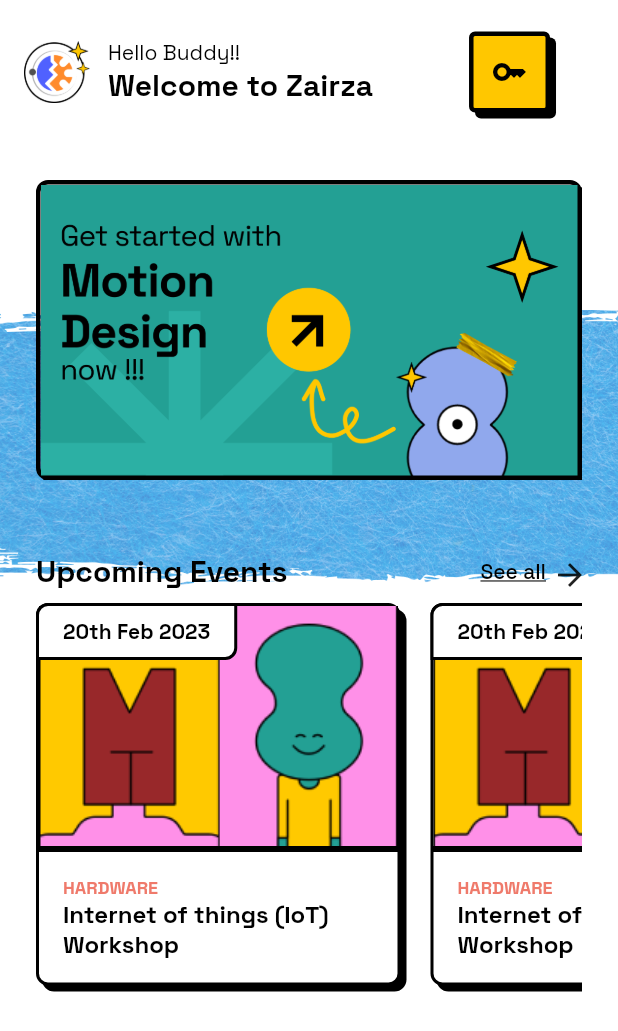
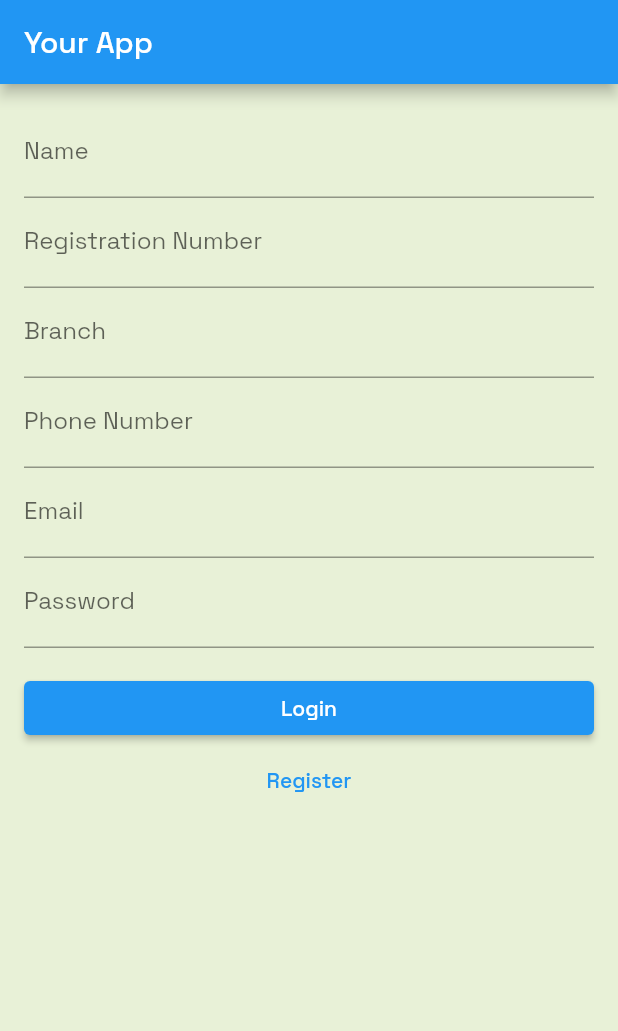
Before and after one commit to Zairza-App/zairza-app, a Flutter app: the screen it shows after launch, on a phone screen of 412 x 824 dp. Shown: the top 1031 px of the screen. Run offline on Flutter 3.47's test engine with Material 2 defaults, Android fonts, the phone set to English and light mode, and no system bars; drawn by our look-alikes of carousel_slider; our stand-ins replace google_fonts, shared_preferences.

Commit message:
add: authscreen and auth service

```diff
--- a/lib/common/widgets/carousel.dart
+++ b/lib/common/widgets/carousel.dart
@@ -15,8 +15,8 @@ class CarouselImage extends StatelessWidget {
         items: GlobalVariables.carouselImages.map((i) {
           return Builder(
               builder: (BuildContext context) => Container(
-                    width: 382,
-                    height: 200,
+                    width: 300,
+                    height: 144,
                     decoration: BoxDecoration(
                       border: Border.all(width: 3),
                       borderRadius: BorderRadius.circular(8),
@@ -33,7 +33,7 @@ class CarouselImage extends StatelessWidget {
                         child: Image.asset(
                           i,
                           fit: BoxFit.cover,
-                          height: 256,
+                          height: 144,
                           width: 356,
                         ),
                       ),
@@ -41,7 +41,7 @@ class CarouselImage extends StatelessWidget {
                   ));
         }).toList(),
         options: CarouselOptions(
-          viewportFraction: 1,
+          viewportFraction: 0.75,
           height: 200,
           autoPlay: true,
           enlargeCenterPage: true,
--- /dev/null
+++ b/lib/features/auth_screen.dart
@@ -0,0 +1,209 @@
+import 'package:flutter/material.dart';
+import 'package:zairza_app/features/auth_service.dart';
+
+class AuthScreen extends StatefulWidget {
+  const AuthScreen({Key? key}) : super(key: key);
+
+  @override
+  _AuthScreenState createState() => _AuthScreenState();
+}
+
+class _AuthScreenState extends State<AuthScreen> {
+  final _formKey = GlobalKey<FormState>();
+  final _authService = AuthService();
+  final _nameController = TextEditingController();
+  final _regNoController = TextEditingController();
+  final _branchController = TextEditingController();
+  final _phoneController = TextEditingController();
+  final _emailController = TextEditingController();
+  final _passwordController = TextEditingController();
+  final _batchController = TextEditingController();
+
+  bool _isLoading = false;
+  bool isLogin = true;
+
+  void _showErrorDialog(String message) {
+    showDialog(
+      context: context,
+      builder: (ctx) => AlertDialog(
+        title: const Text('An Error Occurred!'),
+        content: Text(message),
+        actions: <Widget>[
+          TextButton(
+            child: Text('Okay'),
+            onPressed: () {
+              Navigator.of(ctx).pop();
+            },
+          )
+        ],
+      ),
+    );
+  }
+
+  Future<void> _submitAuthForm(bool isLogin) async {
+    if (!_formKey.currentState!.validate()) {
+      // Invalid!
+      return;
+    }
+    _formKey.currentState!.save();
+
+    setState(() {
+      _isLoading = true;
+    });
+
+    try {
+      if (isLogin) {
+        final success = await _authService.login(
+          email: _emailController.text.trim(),
+          password: _passwordController.text.trim(),
+        );
+        if (success) {
+          Navigator.of(context).pushReplacementNamed('/home');
+        } else {
+          _showErrorDialog('Invalid credentials.');
+        }
+      } else {
+        await _authService.register(
+          name: _nameController.text.trim(),
+          registrationNumber: _regNoController.text.trim(),
+          branch: _branchController.text.trim(),
+          phoneNumber: _phoneController.text.trim(),
+          email: _emailController.text.trim(),
+          password: _passwordController.text.trim(),
+          batch: _batchController.text.trim(),
+        );
+        Navigator.of(context).pushReplacementNamed('/home');
+      }
+    } catch (error) {
+      print(error);
+      _showErrorDialog('Could not authenticate you. Please try again later.');
+    }
+
+    setState(() {
+      _isLoading = false;
+    });
+  }
+
+  @override
+  Widget build(BuildContext context) {
+    return Scaffold(
+      appBar: AppBar(
+        title: Text('Your App'),
+      ),
+      body: Container(
+        padding: const EdgeInsets.all(16),
+        child: Form(
+          key: _formKey,
+          child: ListView(
+            children: [
+              TextFormField(
+                controller: _nameController,
+                decoration: InputDecoration(labelText: 'Name'),
+                textInputAction: TextInputAction.next,
+                validator: (value) {
+                  if (value!.isEmpty) {
+                    return 'Please enter your name.';
+                  }
+                  return null;
+                },
+              ),
+              TextFormField(
+                controller: _regNoController,
+                decoration: InputDecoration(labelText: 'Registration Number'),
+                textInputAction: TextInputAction.next,
+                validator: (value) {
+                  if (value!.isEmpty) {
+                    return 'Please enter your registration number.';
+                  }
+                  return null;
+                },
+              ),
+              TextFormField(
+                controller: _branchController,
+                decoration: InputDecoration(labelText: 'Branch'),
+                textInputAction: TextInputAction.next,
+                validator: (value) {
+                  if (value!.isEmpty) {
+                    return 'Please enter your branch.';
+                  }
+                  return null;
+                },
+              ),
+              TextFormField(
+                controller: _phoneController,
+                decoration: InputDecoration(labelText: 'Phone Number'),
+                textInputAction: TextInputAction.next,
+                keyboardType: TextInputType.phone,
+                validator: (value) {
+                  if (value!.isEmpty) {
+                    return 'Please enter your phone number.';
+                  }
+                  return null;
+                },
+              ),
+              TextFormField(
+                controller: _emailController,
+                decoration: InputDecoration(labelText: 'Email'),
+                textInputAction: TextInputAction.next,
+                keyboardType: TextInputType.emailAddress,
+                validator: (value) {
+                  if (value!.isEmpty) {
+                    return 'Please enter your email address.';
+                  }
+                  if (!value.contains('@')) {
+                    return 'Please enter a valid email address.';
+                  }
+                  return null;
+                },
+              ),
+              TextFormField(
+                controller: _passwordController,
+                decoration: InputDecoration(labelText: 'Password'),
+                obscureText: true,
+                textInputAction:
+                    isLogin ? TextInputAction.done : TextInputAction.next,
+                validator: (value) {
+                  if (value!.isEmpty) {
+                    return 'Please enter a password.';
+                  }
+                  if (value.length < 6) {
+                    return 'Password must be at least 6 characters long.';
+                  }
+                  return null;
+                },
+              ),
+              if (!isLogin) // Show batch field only for registration
+                TextFormField(
+                  controller: _batchController,
+                  decoration: InputDecoration(labelText: 'Batch'),
+                  textInputAction: TextInputAction.done,
+                  keyboardType: TextInputType.number,
+                  validator: (value) {
+                    if (value!.isEmpty) {
+                      return 'Please enter your batch.';
+                    }
+                    return null;
+                  },
+                ),
+              SizedBox(height: 16),
+              if (_isLoading)
+                Center(
+                  child: CircularProgressIndicator(),
+                ),
+              if (!_isLoading)
+                ElevatedButton(
+                  onPressed: () => _submitAuthForm(true),
+                  child: Text('Login'),
+                ),
+              if (!_isLoading)
+                TextButton(
+                  onPressed: () => _submitAuthForm(false),
+                  child: Text('Register'),
+                ),
+            ],
+          ),
+        ),
+      ),
+    );
+  }
+}
--- /dev/null
+++ b/lib/features/auth_service.dart
@@ -0,0 +1,68 @@
+import 'dart:convert';
+import 'package:http/http.dart' as http;
+import 'package:shared_preferences/shared_preferences.dart';
+
+class AuthService {
+  Future<dynamic> register({
+    required String name,
+    required String registrationNumber,
+    required String branch,
+    required String phoneNumber,
+    required String email,
+    required String password,
+    required String batch,
+  }) async {
+    final response = await http.post(
+      Uri.parse('http://127.0.0.1:3000/auth/register'),
+      body: {
+        'name': name,
+        'registration_number': registrationNumber,
+        'branch': branch,
+        'phone_number': phoneNumber,
+        'email': email,
+        'password': password,
+        'batch': batch,
+      },
+    );
+    final responseData = json.decode(response.body);
+    return responseData;
+  }
+
+  Future<dynamic> login({
+    required String email,
+    required String password,
+  }) async {
+    final response = await http.post(
+      Uri.parse('http://127.0.0.1:3000/auth/login'),
+      body: {
+        'email': email,
+        'password': password,
+      },
+    );
+    final responseData = json.decode(response.body);
+    if (response.statusCode == 200) {
+      final token = responseData['token'];
+      final prefs = await SharedPreferences.getInstance();
+      await prefs.setString('token', token);
+      return true;
+    } else {
+      return false;
+    }
+  }
+
+  Future<void> logout() async {
+    final prefs = await SharedPreferences.getInstance();
+    await prefs.remove('token');
+  }
+
+  Future<String?> getToken() async {
+    final prefs = await SharedPreferences.getInstance();
+    final token = prefs.getString('token');
+    return token;
+  }
+
+  Future<bool> isAuthenticated() async {
+    final token = await getToken();
+    return token != null;
+  }
+}
--- a/lib/main.dart
+++ b/lib/main.dart
@@ -1,6 +1,7 @@
 import 'package:flutter/material.dart';
 import 'package:google_fonts/google_fonts.dart';
 import 'package:zairza_app/constants/global_variables.dart';
+import 'package:zairza_app/features/auth_screen.dart';
 import 'package:zairza_app/screens/domain_details.dart';
 import 'package:zairza_app/screens/events.dart';
 import 'package:zairza_app/screens/home_screen.dart';
@@ -21,7 +22,10 @@ class MyApp extends StatelessWidget {
         scaffoldBackgroundColor: GlobalVariables.backgroundColor,
         fontFamily: GoogleFonts.spaceGrotesk().fontFamily,
       ),
-      home: HomeScreen(),
+      routes: {
+        '/home': (context) => HomeScreen(),
+      },
+      home: const AuthScreen(),
     );
   }
 }
--- a/lib/screens/home_screen.dart
+++ b/lib/screens/home_screen.dart
@@ -44,7 +44,8 @@ class HomeScreen extends StatelessWidget {
             SizedBox(width: 64),
             CustomIconButton(),
           ],
-          )),
+        ),
+      ),
       body: SafeArea(
         child: Stack(
           children: <Widget>[
@@ -56,16 +57,16 @@ class HomeScreen extends StatelessWidget {
                 ),
               ),
             ),
-            Padding(
-              padding: const EdgeInsets.symmetric(horizontal: 24.0),
-              child: Column(
+            Column(
               children: [
                 Padding(
                   padding: const EdgeInsets.symmetric(vertical: 24.0),
                   child: CarouselImage(),
                 ),
                 SizedBox(height: 24),
-                  Container(
+                Padding(
+                  padding: const EdgeInsets.symmetric(horizontal: 24.0),
+                  child: Container(
                     child: Row(
                       mainAxisAlignment: MainAxisAlignment.spaceBetween,
                       children: [
@@ -115,6 +116,7 @@ class HomeScreen extends StatelessWidget {
                       ],
                     ),
                   ),
+                ),
                 SizedBox(
                   height: 8,
                 ),
@@ -124,7 +126,7 @@ class HomeScreen extends StatelessWidget {
                     itemCount: 4,
                     itemBuilder: (BuildContext context, int index) {
                       return Padding(
-                          padding: const EdgeInsets.only(right: 20),
+                        padding: const EdgeInsets.only(left: 24),
                         child: HomeCard(),
                       );
                     },
@@ -132,7 +134,6 @@ class HomeScreen extends StatelessWidget {
                 ),
               ],
             ),
-            ),
           ],
         ),
       ),
```
Also changed, not shown: pubspec.yaml (+2 -6 lines), pubspec.lock, 3 other files. Lines whose indentation alone changed are shown as unchanged.
